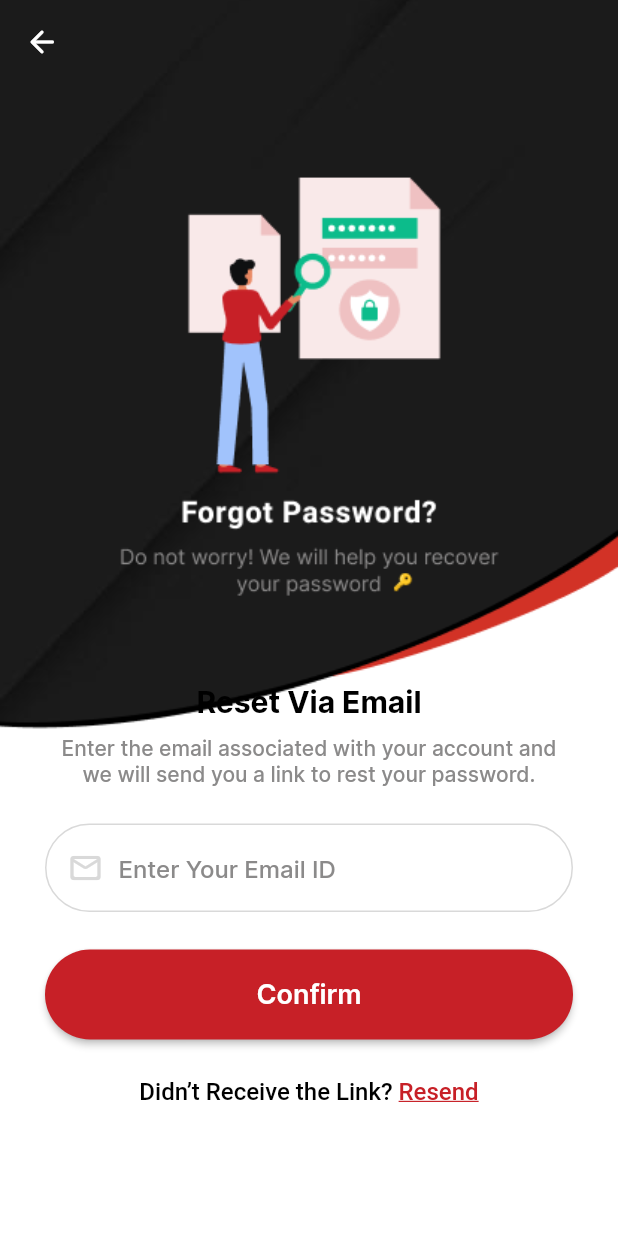
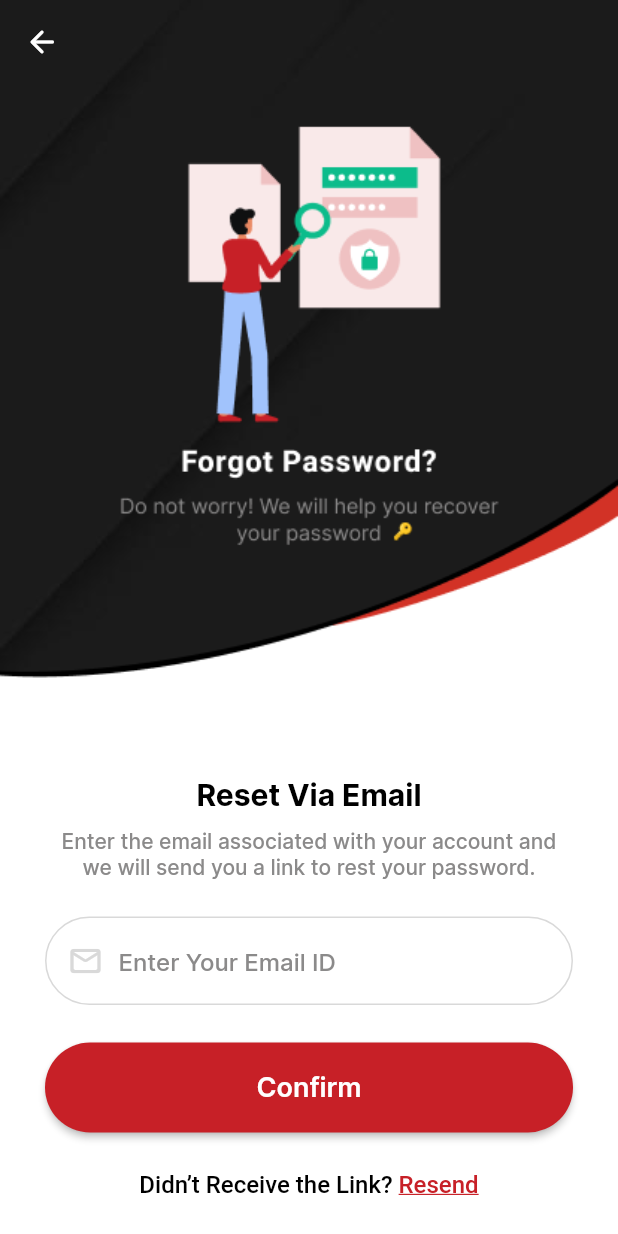
Before and after one commit to devarshkikani/Vehicle-Tracking-App, a Flutter app: the ForgotPasswordScreen screen opened directly, on a phone screen of 412 x 824 dp. Run offline on Flutter 3.47's test engine with Material 2 defaults, Android fonts, the phone set to English and light mode, and no system bars; our stand-ins replace flutter_svg, get.

Commit message:
fix scrolling issue in forgot password screen

```diff
--- a/lib/pages/auth/forgot_password_screen.dart
+++ b/lib/pages/auth/forgot_password_screen.dart
@@ -33,18 +33,20 @@ class _ForgotPasswordScreenState extends State<ForgotPasswordScreen> {
           ),
         ),
       ),
-      body: SingleChildScrollView(
-        child: Stack(
+      body: Container(
+        height: Get.height,
+        width: Get.width,
+        decoration: const BoxDecoration(
+          image: DecorationImage(
+            image: AssetImage(AppAsset.resetPasswrod),
+            fit: BoxFit.cover,
+          ),
+        ),
+        child: Padding(
+          padding: const EdgeInsets.symmetric(horizontal: 30.0),
+          child: Column(
+            mainAxisAlignment: MainAxisAlignment.end,
             children: [
-            Image.asset(
-              AppAsset.resetPasswrod,
-            ),
-            Padding(
-              padding: const EdgeInsets.symmetric(horizontal: 30.0),
-              child: SafeArea(
-                child: Column(
-                  children: [
-                    customHeight(400),
               const Text(
                 'Reset Via Email',
                 style: AppTextStyle.bold20,
@@ -101,9 +103,79 @@ class _ForgotPasswordScreenState extends State<ForgotPasswordScreen> {
             ],
           ),
         ),
-            ),
-          ],
-        ),
+        // child: SingleChildScrollView(
+        //   child: Stack(
+        //     children: [
+        //       Image.asset(
+        //         AppAsset.resetPasswrod,
+        //       ),
+        //       Padding(
+        //         padding: const EdgeInsets.symmetric(horizontal: 30.0),
+        //         child: SafeArea(
+        //           child: Column(
+        //             children: [
+        //               customHeight(400),
+        // const Text(
+        //   'Reset Via Email',
+        //   style: AppTextStyle.bold20,
+        // ),
+        // height10,
+        // Text(
+        //   'Enter the email associated with your account and we will send you a link to rest your password.',
+        //   textAlign: TextAlign.center,
+        //   style: AppTextStyle.normalRegular14.copyWith(
+        //     color: greyColor,
+        //   ),
+        // ),
+        // height25,
+        // TextFormField(
+        //   controller: emailController,
+        //   style: AppTextStyle.normalRegular16.copyWith(
+        //     color: blackColor,
+        //   ),
+        //   decoration: InputDecoration(
+        //     hintText: "Enter Your Email ID",
+        //     hintStyle: AppTextStyle.normalRegular16.copyWith(
+        //       color: greyColor,
+        //     ),
+        //     prefixIcon: const Padding(
+        //       padding: EdgeInsets.only(left: 15.0, right: 10),
+        //       child: Icon(
+        //         Icons.mail_outline_rounded,
+        //         color: borderGreyColor,
+        //       ),
+        //     ),
+        //     enabledBorder: OutlineInputBorder(
+        //       borderSide:
+        //           const BorderSide(color: borderGreyColor),
+        //       borderRadius: BorderRadius.circular(30),
+        //     ),
+        //     focusedBorder: OutlineInputBorder(
+        //       borderSide: const BorderSide(color: Colors.red),
+        //       borderRadius: BorderRadius.circular(30),
+        //     ),
+        //   ),
+        // ),
+        // height25,
+        // AppFillButton(
+        //   title: 'Confirm',
+        //   onTap: () {},
+        // ),
+        // height25,
+        // appRichText(
+        //   "Didn’t Receive the Link? ",
+        //   "Resend",
+        //   decoration: TextDecoration.underline,
+        //   onTap: () {},
+        // ),
+        // height25,
+        //             ],
+        //           ),
+        //         ),
+        //       ),
+        //     ],
+        //   ),
+        // ),
       ),
     );
   }
```
Lines whose indentation alone changed are shown as unchanged.
